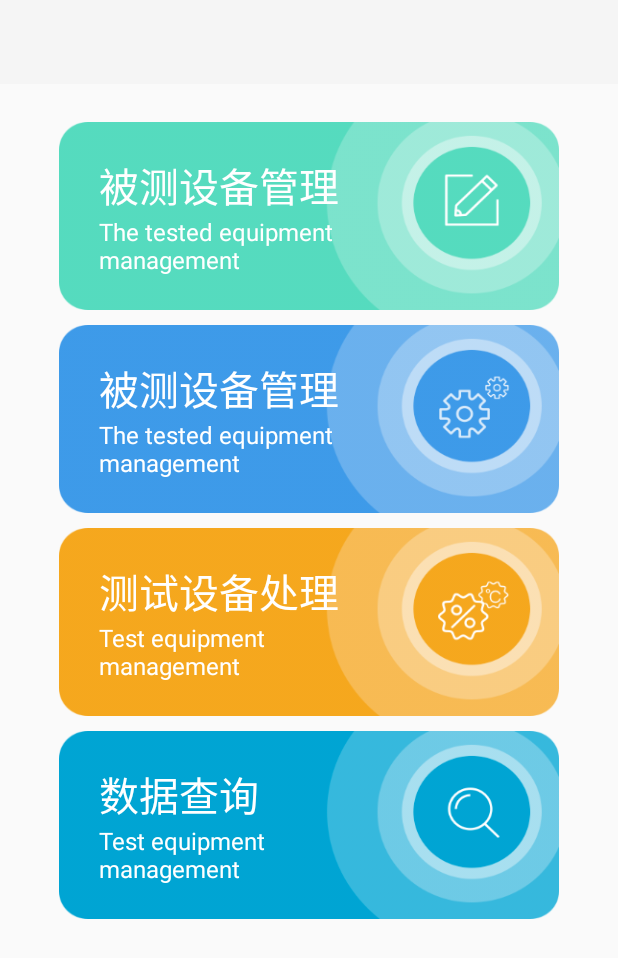
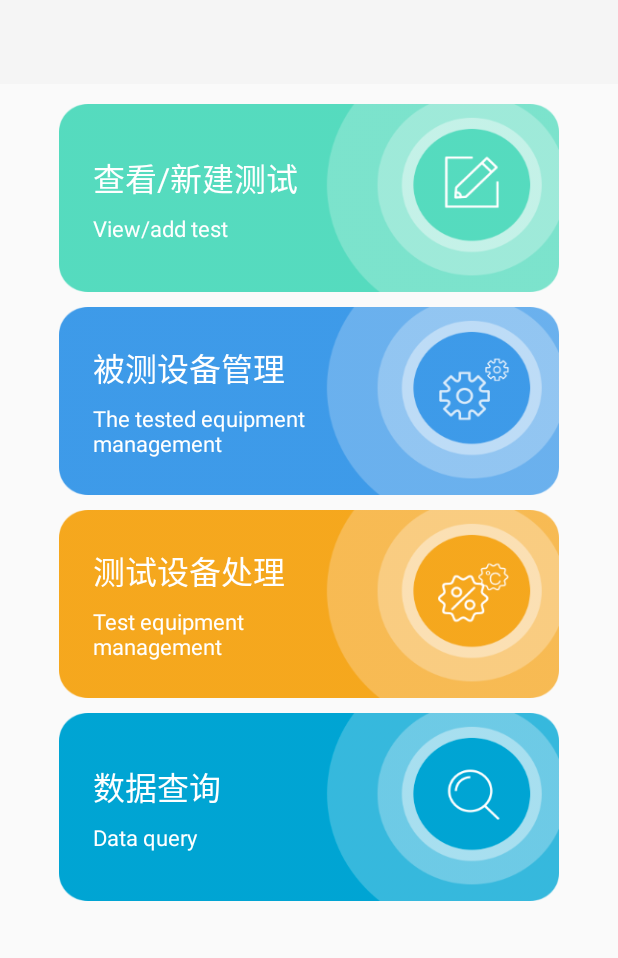
Before and after one commit to s-Heart/xunjian, an Android app: the screen it shows after launch (MainActivity), on a phone screen of 412 x 824 dp. Shown: the top 958 px of the screen. Run offline under Robolectric (Android 15) with nearby library versions, the phone set to English and light mode, and no system bars.

```diff
--- a/app/src/main/AndroidManifest.xml
+++ b/app/src/main/AndroidManifest.xml
@@ -8,6 +8,11 @@
         android:label="@string/app_name"
         android:supportsRtl="true"
         android:theme="@style/AppTheme">
+
+        <activity android:name=".login.view.LoginActivity">
+
+        </activity>
+
         <activity android:name=".MainActivity">
             <intent-filter>
                 <action android:name="android.intent.action.MAIN" />
--- a/app/src/main/java/com/lingshikeji/xjapp/login/view/LoginActivity.java
+++ b/app/src/main/java/com/lingshikeji/xjapp/login/view/LoginActivity.java
@@ -5,6 +5,7 @@ import android.content.Context;
 import android.os.Bundle;
 import android.os.PersistableBundle;
 
+import com.lingshikeji.xjapp.R;
 import com.lingshikeji.xjapp.login.frame.ILoginPresenter;
 import com.lingshikeji.xjapp.login.frame.ILoginView;
 import com.lingshikeji.xjapp.login.presenter.LoginPresenterImpl;
@@ -30,7 +31,7 @@ public class LoginActivity extends Activity implements ILoginView {
     }
 
     private void initView() {
-
+        setContentView(R.layout.activity_login);
     }
 
     private void initData() {
--- a/app/src/main/res/layout/activity_main.xml
+++ b/app/src/main/res/layout/activity_main.xml
@@ -13,34 +13,35 @@
         android:layout_height="@dimen/y245"
         android:layout_below="@+id/toolbar"
         android:layout_centerHorizontal="true"
-        android:layout_marginTop="@dimen/y50">
+        android:layout_marginTop="@dimen/y26">
 
         <ImageView
             android:layout_width="wrap_content"
             android:layout_height="wrap_content"
-            android:background="@drawable/view_add_test_bg" />
+            android:background="@drawable/main_view_add_test_bg" />
 
         <RelativeLayout
             android:layout_width="wrap_content"
             android:layout_height="wrap_content"
             android:layout_centerVertical="true"
-            android:layout_marginLeft="@dimen/x50">
+            android:layout_marginLeft="@dimen/x42">
 
             <TextView
                 android:id="@+id/layout_view_add_test_title"
                 android:layout_width="wrap_content"
                 android:layout_height="wrap_content"
-                android:text="被测设备管理"
+                android:text="查看/新建测试"
                 android:textColor="#ffffff"
-                android:textSize="@dimen/x50" />
+                android:textSize="@dimen/x40" />
 
             <TextView
                 android:layout_width="@dimen/x350"
                 android:layout_height="wrap_content"
                 android:layout_below="@id/layout_view_add_test_title"
-                android:text="The tested equipment management"
+                android:layout_marginTop="@dimen/y14"
+                android:text="View/add test"
                 android:textColor="#ffffff"
-                android:textSize="@dimen/x30" />
+                android:textSize="@dimen/x28" />
         </RelativeLayout>
     </RelativeLayout>
 
@@ -56,13 +57,13 @@
         <ImageView
             android:layout_width="wrap_content"
             android:layout_height="wrap_content"
-            android:background="@drawable/tested_bg" />
+            android:background="@drawable/main_tested_bg" />
 
         <RelativeLayout
             android:layout_width="wrap_content"
             android:layout_height="wrap_content"
             android:layout_centerVertical="true"
-            android:layout_marginLeft="@dimen/x50">
+            android:layout_marginLeft="@dimen/x42">
 
             <TextView
                 android:id="@+id/tested_mgr_title"
@@ -70,15 +71,16 @@
                 android:layout_height="wrap_content"
                 android:text="被测设备管理"
                 android:textColor="#ffffff"
-                android:textSize="@dimen/x50" />
+                android:textSize="@dimen/x40" />
 
             <TextView
                 android:layout_width="@dimen/x350"
                 android:layout_height="wrap_content"
                 android:layout_below="@id/tested_mgr_title"
+                android:layout_marginTop="@dimen/y14"
                 android:text="The tested equipment management"
                 android:textColor="#ffffff"
-                android:textSize="@dimen/x30" />
+                android:textSize="@dimen/x28" />
         </RelativeLayout>
     </RelativeLayout>
 
@@ -94,13 +96,13 @@
         <ImageView
             android:layout_width="wrap_content"
             android:layout_height="wrap_content"
-            android:background="@drawable/test_bg" />
+            android:background="@drawable/main_test_bg" />
 
         <RelativeLayout
             android:layout_width="wrap_content"
             android:layout_height="wrap_content"
             android:layout_centerVertical="true"
-            android:layout_marginLeft="@dimen/x50">
+            android:layout_marginLeft="@dimen/x42">
 
             <TextView
                 android:id="@+id/test_title"
@@ -108,15 +110,16 @@
                 android:layout_height="wrap_content"
                 android:text="测试设备处理"
                 android:textColor="#ffffff"
-                android:textSize="@dimen/x50" />
+                android:textSize="@dimen/x40" />
 
             <TextView
                 android:layout_width="@dimen/x350"
                 android:layout_height="wrap_content"
                 android:layout_below="@id/test_title"
+                android:layout_marginTop="@dimen/y14"
                 android:text="Test equipment management"
                 android:textColor="#ffffff"
-                android:textSize="@dimen/x30" />
+                android:textSize="@dimen/x28" />
         </RelativeLayout>
     </RelativeLayout>
 
@@ -132,13 +135,13 @@
         <ImageView
             android:layout_width="wrap_content"
             android:layout_height="wrap_content"
-            android:background="@drawable/data_bg" />
+            android:background="@drawable/main_data_bg" />
 
         <RelativeLayout
             android:layout_width="wrap_content"
             android:layout_height="wrap_content"
             android:layout_centerVertical="true"
-            android:layout_marginLeft="@dimen/x50">
+            android:layout_marginLeft="@dimen/x42">
 
             <TextView
                 android:id="@+id/layout_data_query_title"
@@ -146,15 +149,16 @@
                 android:layout_height="wrap_content"
                 android:text="数据查询"
                 android:textColor="#ffffff"
-                android:textSize="@dimen/x50" />
+                android:textSize="@dimen/x40" />
 
             <TextView
                 android:layout_width="@dimen/x350"
                 android:layout_height="wrap_content"
                 android:layout_below="@id/layout_data_query_title"
-                android:text="Test equipment management"
+                android:layout_marginTop="@dimen/y14"
+                android:text="Data query"
                 android:textColor="#ffffff"
-                android:textSize="@dimen/x30" />
+                android:textSize="@dimen/x28" />
         </RelativeLayout>
     </RelativeLayout>
 </RelativeLayout>
```
Also changed, not shown: app/src/main/res/layout/activity_login.xml (added, +117 -0 lines), app/src/main/res/drawable-xhdpi/login_bg.png (added), app/src/main/res/drawable-xhdpi/login_icon_password.png (added), app/src/main/res/drawable-xhdpi/login_icon_username.png (added), app/src/main/res/drawable-xhdpi/main_data_bg.png (renamed from app/src/main/res/drawable-xhdpi/data_bg.png), app/src/main/res/drawable-xhdpi/main_test_bg.png (renamed from app/src/main/res/drawable-xhdpi/test_bg.png), app/src/main/res/drawable-xhdpi/main_tested_bg.png (renamed from app/src/main/res/drawable-xhdpi/tested_bg.png), app/src/main/res/drawable-xhdpi/main_view_add_test_bg.png (renamed from app/src/main/res/drawable-xhdpi/view_add_test_bg.png), app/src/main/res/drawable-xxhdpi/login_icon_password.png (added), app/src/main/res/drawable-xxhdpi/login_icon_username.png (added), app/src/main/res/drawable-xxhdpi/main_data_bg.png (renamed from app/src/main/res/drawable-xxhdpi/data_bg.png), app/src/main/res/drawable-xxhdpi/main_test_bg.png (renamed from app/src/main/res/drawable-xxhdpi/test_bg.png), app/src/main/res/drawable-xxhdpi/main_tested_bg.png (renamed from app/src/main/res/drawable-xxhdpi/tested_bg.png), app/src/main/res/drawable-xxhdpi/main_view_add_test_bg.png (renamed from app/src/main/res/drawable-xxhdpi/view_add_test_bg.png).
